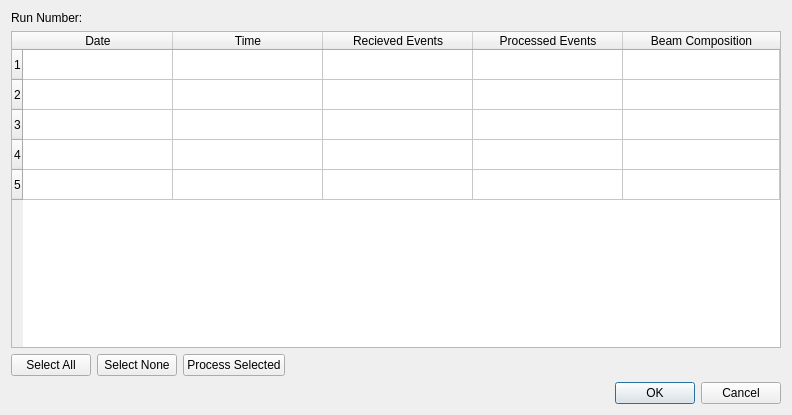
Qt form rundetailsdialog.ui (MichaelColonel/BeamComposition-Linux) before a commit.
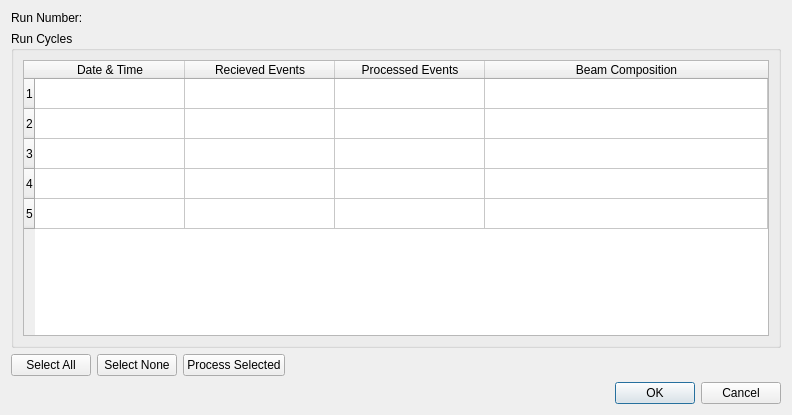
The same form after that commit.

Commit message: Run details dialog changes

```diff
--- a/rundetailsdialog.ui
+++ b/rundetailsdialog.ui
@@ -13,19 +13,13 @@
   <property name="windowTitle">
    <string>Dialog</string>
   </property>
-  <layout class="QGridLayout" name="gridLayout">
+  <layout class="QGridLayout" name="gridLayout_2">
    <item row="0" column="0">
     <layout class="QVBoxLayout" name="verticalLayout">
      <item>
       <layout class="QHBoxLayout" name="horizontalLayout_2">
        <item>
-        <widget class="QLabel" name="label">
-         <property name="sizePolicy">
-          <sizepolicy hsizetype="Minimum" vsizetype="Preferred">
-           <horstretch>0</horstretch>
-           <verstretch>0</verstretch>
-          </sizepolicy>
-         </property>
+        <widget class="QLabel" name="runLabel">
          <property name="text">
           <string>Run Number:</string>
          </property>
@@ -41,6 +35,12 @@
       </layout>
      </item>
      <item>
+      <widget class="QGroupBox" name="groupBox">
+       <property name="title">
+        <string>Run Cycles</string>
+       </property>
+       <layout class="QGridLayout" name="gridLayout">
+        <item row="0" column="0">
       <widget class="QTableWidget" name="tableWidget">
        <attribute name="horizontalHeaderDefaultSectionSize">
         <number>150</number>
@@ -78,12 +78,7 @@
        </row>
        <column>
         <property name="text">
-         <string>Date</string>
-        </property>
-       </column>
-       <column>
-        <property name="text">
-         <string>Time</string>
+            <string>Date &amp; Time</string>
         </property>
        </column>
        <column>
@@ -101,6 +96,9 @@
          <string>Beam Composition</string>
         </property>
        </column>
+         </widget>
+        </item>
+       </layout>
       </widget>
      </item>
      <item>
```
Left out of the diff: 7 changed lines with no effect on the pictures. Lines whose indentation alone changed are shown as unchanged. The commit also changes 3 other files.
